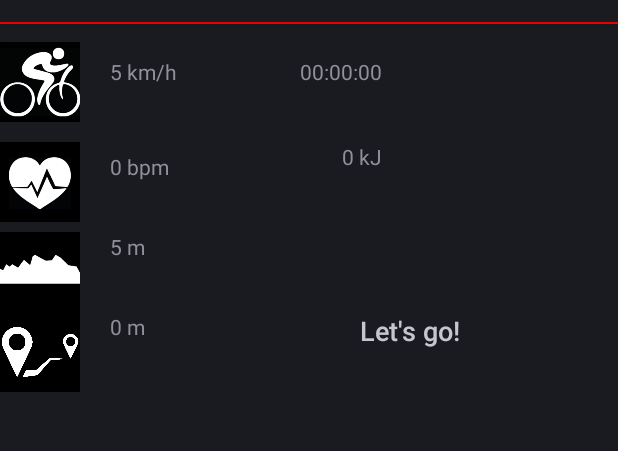
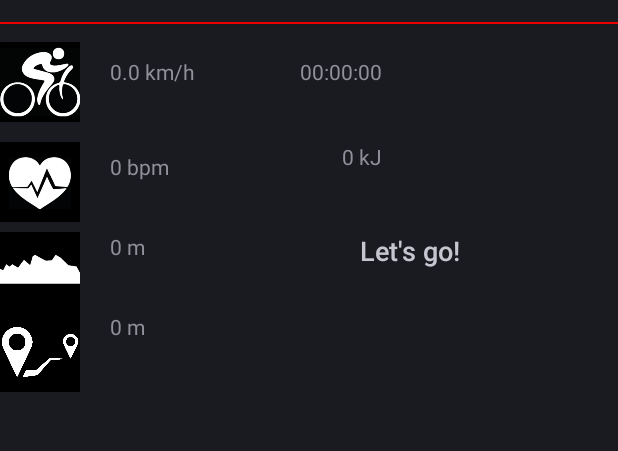
Before and after one commit to jandob/fitHUD, an Android app: the SummaryView screen opened directly, with no data from a screen before it, on a phone screen of 412 x 824 dp, the part 62-513 px from its top. Run offline under Robolectric (Android 15) with nearby library versions, the phone set to English and light mode, and no system bars; libraries missing offline, so code that uses them is left out: com.google.android.glass; 1 statement that could not run was skipped.

```diff
--- a/fithudlib/src/main/java/de/fithud/fithudlib/GuideService.java
+++ b/fithudlib/src/main/java/de/fithud/fithudlib/GuideService.java
@@ -86,33 +86,32 @@ public class GuideService extends MessengerService implements TextToSpeech.OnIni
     // Achievements variables
     SimpleDateFormat sdf = new SimpleDateFormat("dd.MMM yyyy HH:mm");
 
-    private static int speedRecord = 0;
-    private static int heightRecord = 0;
-    private static int cadenceRecord = 0;
+    public static int speedRecord = 0;
+    public static int heightRecord = 0;
+    public static int cadenceRecord = 0;
 
-    private static String speedRecordDate;
-    private static String heightRecordDate;
-    private static String cadenceRecordDate;
+    public static String speedRecordDate;
+    public static String heightRecordDate;
+    public static String cadenceRecordDate;
 
     private static String workoutRunningTime;
     private long workoutStartTime;
     private long workoutCurrentTime;
 
-    private static int[] speedAchievementLevels = new int[] {0, 20, 30, 40, 50, 60, 70, 80};
-    private static int[] distanceAchievementLevels = new int[] {0, 1, 2, 5, 10, 50};
-    private static int[] heightAchievementLevels = new int[] {0, 100, 500, 1000, 1500};
-    private static int[] cadenceAchievementLevels = new int[] {0, 70, 80, 120, 130};
-    private static int[] caloriesAchievementLevel = new int[] {0, 50, 100, 150};
+    public static int[] speedAchievementLevels = new int[] {0, 20, 30, 40, 50, 60, 70, 80};
+    public static int[] distanceAchievementLevels = new int[] {0, 1, 2, 5, 10, 50};
+    public static int[] heightAchievementLevels = new int[] {0, 100, 500, 1000, 1500};
+    public static int[] cadenceAchievementLevels = new int[] {0, 70, 80, 120, 130};
+    public static int[] caloriesAchievementLevel = new int[] {0, 50, 100, 150};
 
-    private static int speedLevelIndex = 0;
-    private static int heightLevelIndex = 0;
-    private static int cadenceLevelIndex = 0;
+    public static int speedLevelIndex = 0;
+    public static int heightLevelIndex = 0;
+    public static int cadenceLevelIndex = 0;
 
-    private static int speedDiff = 0;
-    private static int heightDiff = 0;
-    private static int cadenceDiff = 0;
+    public static int speedDiff = 0;
+    public static int heightDiff = 0;
+    public static int cadenceDiff = 0;
 
-    private static boolean recordChanged = false;
     private static boolean speechOutputEnabled = true;
 
     // end Achievements variables
@@ -126,7 +125,7 @@ public class GuideService extends MessengerService implements TextToSpeech.OnIni
         public static final int GUIDE_TEXT = 34;
         public static final int WORKOUT_COMMAND = 35;
         public static final int GUIDE_TIME = 36;
-        public static final int ACHIEVEMENT_SPEED = 37;
+        public static final int ACHIEVEMENT_REACHED = 37;
         public static final int ACHIEVEMENT_HEIGHT = 38;
     }
 
@@ -521,7 +520,6 @@ public class GuideService extends MessengerService implements TextToSpeech.OnIni
             Log.i(TAG, "New speed record:" + speedRecord);
             Log.i(TAG, "Date changed: " + speedRecordDate);
 
-            recordChanged = true;
             if (speedLevelIndex + 2 <= speedAchievementLevels.length) {
 
                 if(speedRecord >= speedAchievementLevels[speedLevelIndex+1]){
@@ -534,7 +532,7 @@ public class GuideService extends MessengerService implements TextToSpeech.OnIni
 
                     // ToDo receive and act accordingly in Achievements.java
                     // ZU SENDEN: speedLevelIndex, speedAchievementLevels[speedLevelIndex], speedAchievementLevels[speedLevelIndex + 1], speedAchievementLevels.length
-                    sendMsgString(GuideMessages.ACHIEVEMENT_SPEED, "text");
+                    sendMsgString(GuideMessages.ACHIEVEMENT_REACHED, "text");
 
                     Toast.makeText(this, "Speed record: " + speedAchievementLevels[speedLevelIndex] + "km/h", Toast.LENGTH_LONG).show();
                 }
@@ -553,8 +551,6 @@ public class GuideService extends MessengerService implements TextToSpeech.OnIni
             heightRecordDate = sdf.format(new Date());               // Get date of record
             Log.i(TAG, "New height record:" + heightRecord);
             Log.i(TAG, "Date changed: " + heightRecordDate);
-
-            recordChanged = true;
 
             if (heightLevelIndex + 1 <= heightAchievementLevels.length) {
 
@@ -581,7 +577,6 @@ public class GuideService extends MessengerService implements TextToSpeech.OnIni
             Log.i(TAG, "New cadence record:" + cadenceRecord);
             Log.i(TAG, "Date changed: " + cadenceRecordDate);
 
-            recordChanged = true;
 
             if (cadenceLevelIndex + 1 <= cadenceAchievementLevels.length) {
 
--- a/glass/src/main/java/de/fithud/fithud/SummaryView.java
+++ b/glass/src/main/java/de/fithud/fithud/SummaryView.java
@@ -62,6 +62,7 @@ public class SummaryView extends Activity implements MessengerClient {
     int cadence = 0;
     float distance = (float) 0.0;
     int calories = 10;
+    int height = 0;
 
 
     @Override
@@ -85,7 +86,7 @@ public class SummaryView extends Activity implements MessengerClient {
                 break;
             case FHSensorManager.Messages.DISTANCE_MESSAGE:
                 distance = msg.getData().getFloat("value");
-                distanceText.setText("distance: " + distance);
+                distanceText.setText("distance: " + round(distance*100)/100 + " m");
 
             case GuideService.GuideMessages.GUIDE_TEXT:
                 Log.d(TAG, "Summary got guide text: " + msg.getData().getString("text"));
@@ -138,11 +139,11 @@ public class SummaryView extends Activity implements MessengerClient {
         timeText = (TextView) findViewById(R.id.timeText);
         caloriesText = (TextView) findViewById(R.id.caloriesText);
 
-        int speed = 5;
-        int heartrate = heartRate;
-        int height = 5;
+        //int speed = 5;
+        //int heartrate = heartRate;
+        //int height = 5;
         liveCardBikeText.setText(speed + " km/h");
-        liveCardHeartText.setText(heartrate + " bpm");
+        liveCardHeartText.setText(heartRate + " bpm");
         liveCardHeightText.setText(height + " m");
         liveCardStatus.setBackgroundColor(Color.RED);
         GuideService.summaryBoundToGuide = true;
--- a/glass/src/main/java/de/fithud/fithud/WorkoutMenu.java
+++ b/glass/src/main/java/de/fithud/fithud/WorkoutMenu.java
@@ -24,6 +24,7 @@ import com.google.android.glass.widget.CardScrollView;
 import java.util.ArrayList;
 import java.util.List;
 
+import de.fithud.fithudlib.FHSensorManager;
 import de.fithud.fithudlib.MessengerClient;
 import de.fithud.fithudlib.MessengerConnection;
 import de.fithud.fithudlib.StorageService;
@@ -81,6 +82,8 @@ public class WorkoutMenu extends Activity implements MessengerClient{
             mCards.get(1).setText("Workout running");
             mAdapter.notifyDataSetChanged();
             Log.d("FitHUD", "Activating workout...");
+            FHSensorManager.distance = 0;
+            FHSensorManager.calories = 0;
             startService(new Intent(WorkoutMenu.this, StorageService.class));
         }
         else
@@ -148,7 +151,7 @@ public class WorkoutMenu extends Activity implements MessengerClient{
     @Override
     protected void onResume() {
         if(workoutActive) {
-            mCards.get(1).setText("Workout active");
+            mCards.get(1).setText("Workout running");
             mAdapter.notifyDataSetChanged();
             Log.d("FitHUD", "Workout is active...");
         }
--- a/glass/src/main/res/layout/fithud.xml
+++ b/glass/src/main/res/layout/fithud.xml
@@ -71,8 +71,9 @@
             android:textAppearance="?android:attr/textAppearanceMedium"
             android:text="Let's go!"
             android:id="@+id/summaryGuideText"
-            android:layout_below="@+id/liveCardHeight"
-            android:layout_toEndOf="@+id/distanceText" />
+            android:layout_alignTop="@+id/liveCardHeightText"
+            android:layout_toEndOf="@+id/liveCardHeightText" />
+            //android:layout_toEndOf="@+id/distanceText" />
 
         <ImageView
             android:id="@+id/liveCardDistance"
@@ -88,8 +89,8 @@
             android:layout_height="wrap_content"
             android:layout_marginLeft="110px"
             android:text="0 m"
-            android:layout_alignTop="@+id/summaryGuideText"
-            android:layout_alignParentStart="true" />
+            android:layout_alignTop="@+id/liveCardDistance"
+            android:layout_toStartOf="@+id/summaryGuideText" />
 
         <TextView
             android:id="@+id/timeText"
```
Also changed, not shown: fithudlib/src/main/java/de/fithud/fithudlib/FHSensorManager.java (+28 -7 lines), glass/src/main/java/de/fithud/fithud/Achievements.java (+42 -97 lines).
